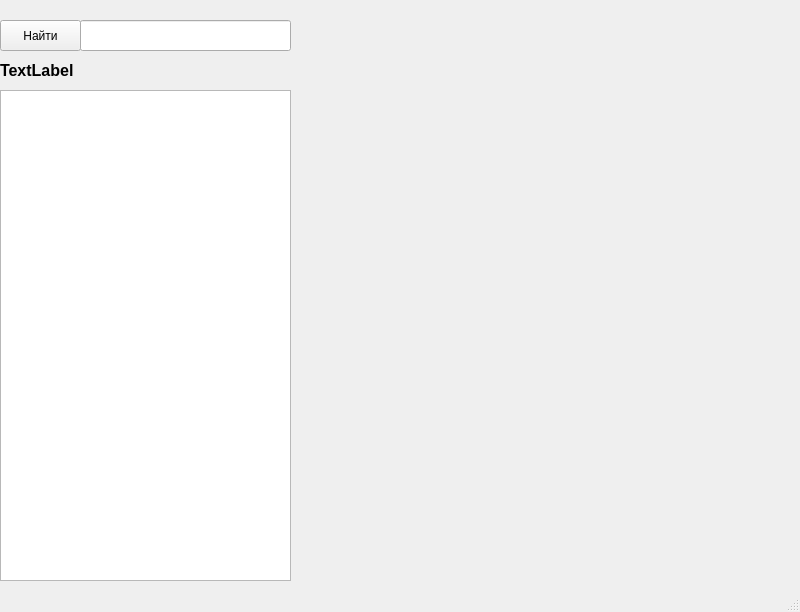
This is UI files/UI1.ui in YudinArtem1008/PyQt5_message_project as Qt 5 draws it before an edit. The edited form follows.
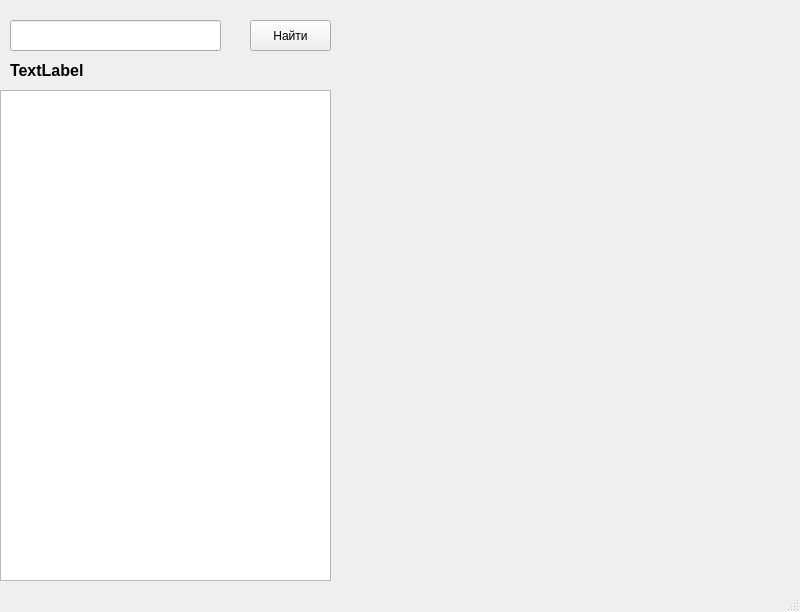
This is the edited form.

Patch:
```diff
--- a/UI files/UI1.ui
+++ b/UI files/UI1.ui
@@ -19,7 +19,7 @@
      <rect>
       <x>0</x>
       <y>90</y>
-      <width>291</width>
+      <width>331</width>
       <height>491</height>
      </rect>
     </property>
@@ -27,7 +27,7 @@
    <widget class="QLineEdit" name="lineEdit">
     <property name="geometry">
      <rect>
-      <x>80</x>
+      <x>10</x>
       <y>20</y>
       <width>211</width>
       <height>31</height>
@@ -41,6 +41,9 @@
       <bold>true</bold>
      </font>
     </property>
+    <property name="styleSheet">
+     <string notr="true"/>
+    </property>
     <property name="text">
      <string/>
     </property>
@@ -48,7 +51,7 @@
    <widget class="QPushButton" name="findButton">
     <property name="geometry">
      <rect>
-      <x>0</x>
+      <x>250</x>
       <y>20</y>
       <width>81</width>
       <height>31</height>
@@ -61,7 +64,7 @@
    <widget class="QLabel" name="label">
     <property name="geometry">
      <rect>
-      <x>0</x>
+      <x>10</x>
       <y>50</y>
       <width>801</width>
       <height>41</height>
```
